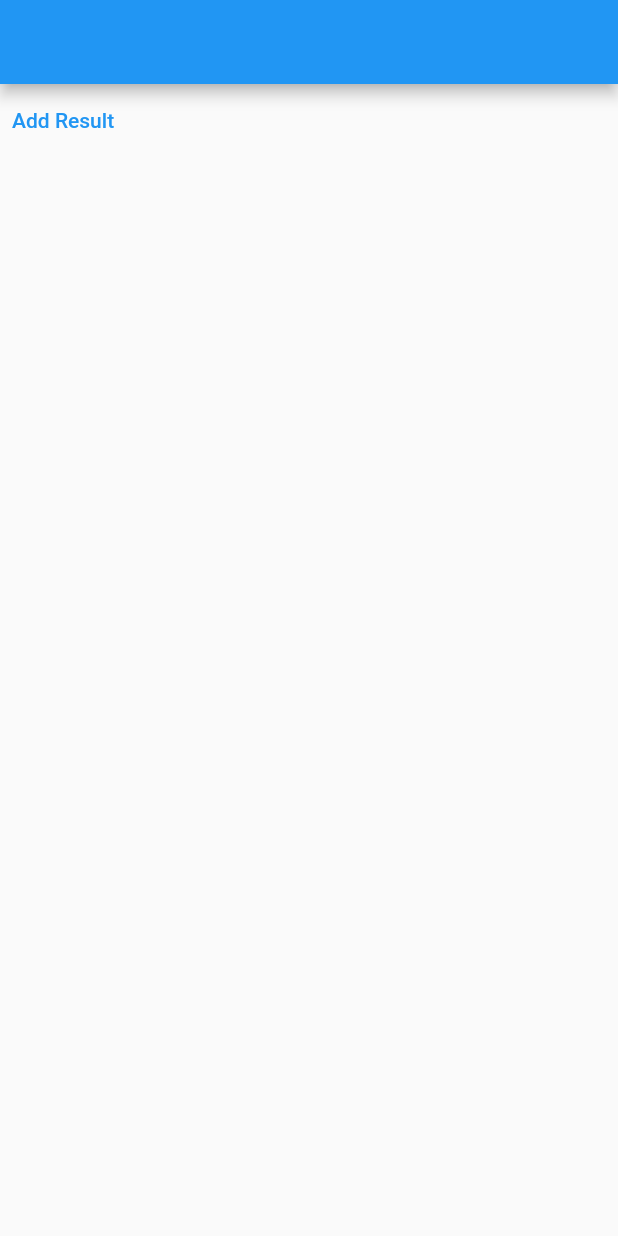
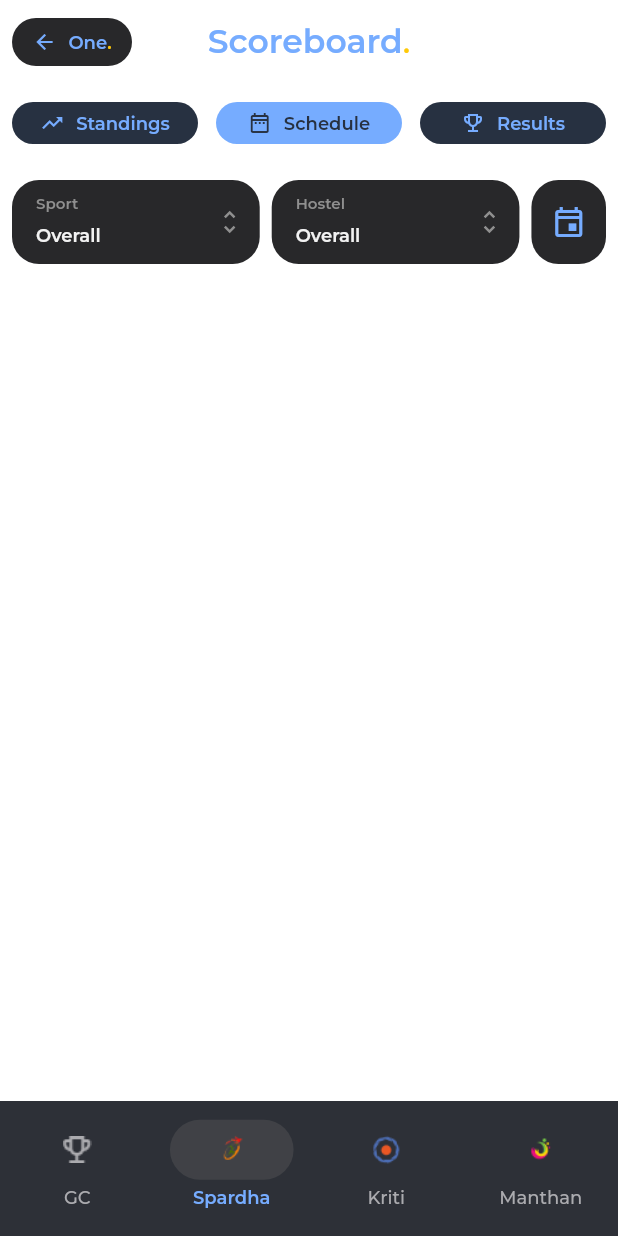
Before and after one commit to swciitg/gc_scoreboard, a Flutter app: the screen it shows after launch, on a phone screen of 412 x 824 dp. Run offline on Flutter 3.47's test engine with Material 2 defaults, Android fonts, the phone set to English and light mode, and no system bars; our stand-ins replace flutter_mobx, flutter_svg, google_fonts, mobx; generated files the repository leaves out were written again; project files that could hold a hidden picture were left out.

Commit message:
added schedule_page, app_bar, bottom_navigation_bar
added colours in theme

```diff
--- a/packages/scoreboard/lib/src/globals/themes.dart
+++ b/packages/scoreboard/lib/src/globals/themes.dart
@@ -52,4 +52,15 @@ class Themes {
       ),
     ),
   );
+
+  static const backgroundColor = Color.fromRGBO(27, 27, 29, 0);
+  static const primaryColor = Color.fromRGBO(118, 172, 255, 1);
+  static const secondaryColor = Color.fromRGBO(39, 49, 65, 1);
+  static const bottomNavBarColor = Color.fromRGBO(45, 48, 55, 1);
+  static const bottomNavFontColor = Color.fromRGBO(171, 171, 175, 1);
+  static const bottomNavHighlightColor = Color.fromRGBO(94, 94, 94, 0.38);
+  static const cardColor = Color.fromRGBO(40, 40, 42, 1);
+  static const dotColor = Color.fromRGBO(255, 201, 7, 1);
+  static const cardFontColor1 = Color.fromRGBO(143, 143, 143, 1);
+  static const cardFontColor2 = Color.fromRGBO(242, 242, 242, 1);
 }
--- a/packages/scoreboard/lib/src/screens/home.dart
+++ b/packages/scoreboard/lib/src/screens/home.dart
@@ -1,5 +1,5 @@
 import 'package:flutter/material.dart';
-import 'package:scoreboard/src/screens/add_results_screen.dart';
+import 'package:scoreboard/src/screens/schedule_page.dart';
 
 class ScoreBoardHome extends StatefulWidget {
   const ScoreBoardHome({Key? key}) : super(key: key);
@@ -11,18 +11,6 @@ class ScoreBoardHome extends StatefulWidget {
 class _ScoreBoardHomeState extends State<ScoreBoardHome> {
   @override
   Widget build(BuildContext context) {
-    return Scaffold(
-      appBar: AppBar(),
-      body: Column(
-        children: [
-          TextButton(
-              onPressed: () {
-                Navigator.push(context,
-                    MaterialPageRoute(builder: (context) => AddResult()));
-              },
-              child: Text("Add Result"))
-        ],
-      ),
-    );
+    return SchedulePage();
   }
 }
--- /dev/null
+++ b/packages/scoreboard/lib/src/screens/schedule_page.dart
@@ -0,0 +1,55 @@
+import 'package:flutter/material.dart';
+import 'package:scoreboard/src/widgets/filter_bar.dart';
+import 'package:scoreboard/src/widgets/top_bar.dart';
+
+import '../globals/themes.dart';
+import '../widgets/app_bar.dart';
+import '../widgets/bottom_navigation_bar.dart';
+
+class SchedulePage extends StatefulWidget {
+  const SchedulePage({Key? key}) : super(key: key);
+
+  @override
+  State<SchedulePage> createState() => _SchedulePageState();
+}
+
+class _SchedulePageState extends State<SchedulePage> {
+  int _selectedNavBarItemIndex = 1;
+  int _selectedTopBarItemIndex = 1;
+
+  void onTapped(int index) {
+    setState(() {
+      _selectedTopBarItemIndex = index;
+    });
+  }
+
+  void onClicked(int index) {
+    setState(() {
+      _selectedNavBarItemIndex = index;
+    });
+  }
+
+  @override
+  Widget build(BuildContext context) {
+    return Scaffold(
+      backgroundColor: Themes.backgroundColor,
+      appBar: appBar(),
+      body: Padding(
+        padding: const EdgeInsets.symmetric(horizontal: 0),
+        child: Column(
+          children: [
+            TopBar(
+              onClicked: onTapped,
+              selectedIndex: _selectedTopBarItemIndex,
+            ),
+            FilterBar(),
+          ],
+        ),
+      ),
+      bottomNavigationBar: bottomNavigationBar(
+        selectedIndex: _selectedNavBarItemIndex,
+        onClicked: onClicked,
+      ),
+    );
+  }
+}
--- /dev/null
+++ b/packages/scoreboard/lib/src/widgets/app_bar.dart
@@ -0,0 +1,84 @@
+import 'package:flutter/cupertino.dart';
+import 'package:flutter/material.dart';
+import 'package:google_fonts/google_fonts.dart';
+
+import '../globals/themes.dart';
+
+PreferredSize appBar() {
+  return PreferredSize(
+    preferredSize: const Size.fromHeight(56),
+    child: Padding(
+      padding: const EdgeInsets.fromLTRB(8, 12, 8, 12),
+      child: Container(
+        // color: Colors.orange,
+        child: SafeArea(
+          child: Row(
+            mainAxisAlignment: MainAxisAlignment.spaceBetween,
+            children: [
+              Padding(
+                padding: const EdgeInsets.only(
+                  bottom: 0,
+                ),
+                child: Container(
+                  // width: width * 0.8,
+                  width: 80,
+
+                  height: 36,
+                  decoration: BoxDecoration(
+                      borderRadius: BorderRadius.circular(50),
+                      color: Themes.cardColor),
+                  child: Row(
+                    mainAxisAlignment: MainAxisAlignment.center,
+                    children: [
+                      Icon(
+                        Icons.arrow_back_outlined,
+                        size: 16,
+                        color: Themes.primaryColor,
+                      ),
+                      SizedBox(
+                        width: 8,
+                      ),
+                      Text('One',
+                          style: GoogleFonts.montserrat(
+                              fontWeight: FontWeight.w600,
+                              fontSize: 12,
+                              color: Themes.primaryColor)),
+                      Text('.',
+                          style: GoogleFonts.montserrat(
+                              fontWeight: FontWeight.w600,
+                              fontSize: 12,
+                              color: Themes.dotColor)),
+                    ],
+                  ),
+                ),
+              ),
+              Row(
+                children: [
+                  Text('Scoreboard',
+                      style: GoogleFonts.montserrat(
+                          fontWeight: FontWeight.w600,
+                          fontSize: 22,
+                          color: Themes.primaryColor)),
+                  Text('.',
+                      style: GoogleFonts.montserrat(
+                          fontWeight: FontWeight.w500,
+                          fontSize: 22,
+                          color: Themes.dotColor)),
+                ],
+              ),
+              Padding(
+                padding: const EdgeInsets.only(bottom: 8),
+                child: Container(
+                  // width: width * 0.8,
+                  width: 80,
+
+                  height: 36,
+                ),
+              ),
+            ],
+          ),
+        ),
+      ),
+    ),
+  );
+}
--- /dev/null
+++ b/packages/scoreboard/lib/src/widgets/bottom_navigation_bar.dart
@@ -0,0 +1,82 @@
+import 'package:flutter/cupertino.dart';
+import 'package:flutter_svg/flutter_svg.dart';
+import 'package:google_fonts/google_fonts.dart';
+
+import '../globals/themes.dart';
+
+class bottomNavigationBar extends StatelessWidget {
+  final selectedIndex;
+  ValueChanged<int> onClicked;
+  bottomNavigationBar({this.selectedIndex, required this.onClicked});
+
+  @override
+  Widget build(BuildContext context) {
+    return Container(
+      color: Themes.bottomNavBarColor,
+      height: 90,
+      width: MediaQuery.of(context).size.width,
+      child: Row(
+        // mainAxisAlignment: MainAxisAlignment.spaceEvenly,
+        children: [
+          bottomNavigationBarItem(
+              'assets/gc.png', 'GC', 0, MediaQuery.of(context).size.width / 4),
+          bottomNavigationBarItem('assets/spardha.png', 'Spardha', 1,
+              MediaQuery.of(context).size.width / 4),
+          bottomNavigationBarItem('assets/kriti.png', 'Kriti', 2,
+              MediaQuery.of(context).size.width / 4),
+          bottomNavigationBarItem('assets/manthan.png', 'Manthan', 3,
+              MediaQuery.of(context).size.width / 4),
+        ],
+      ),
+    );
+  }
+
+  Widget bottomNavigationBarItem(
+      String assetImageAddress, String label, int index, double width) {
+    return GestureDetector(
+      onTap: () {
+        onClicked(index);
+      },
+      child: Container(
+        width: width,
+        child: Column(
+          crossAxisAlignment: CrossAxisAlignment.center,
+          mainAxisAlignment: MainAxisAlignment.start,
+          children: [
+            Padding(
+              padding: const EdgeInsets.fromLTRB(0, 12.5, 0, 4),
+              child: Container(
+                width: width * 0.8,
+                height: 40,
+                decoration: BoxDecoration(
+                    borderRadius: BorderRadius.circular(100),
+                    color: index == selectedIndex
+                        ? Themes.bottomNavHighlightColor
+                        : Themes.bottomNavBarColor),
+                child: Padding(
+                  padding: const EdgeInsets.all(10.0),
+                  child: Image.asset(
+                    assetImageAddress,
+                    package: 'scoreboard',
+                  ),
+                ),
+              ),
+            ),
+            Padding(
+              padding: const EdgeInsets.all(0.0),
+              child: Text(label,
+                  style: GoogleFonts.montserrat(
+                      fontWeight: index == selectedIndex
+                          ? FontWeight.w600
+                          : FontWeight.w500,
+                      fontSize: 12,
+                      color: index == selectedIndex
+                          ? Themes.primaryColor
+                          : Themes.bottomNavFontColor)),
+            )
+          ],
+        ),
+      ),
+    );
+  }
+}
--- /dev/null
+++ b/packages/scoreboard/lib/src/widgets/filter_bar.dart
@@ -0,0 +1,140 @@
+import 'package:flutter/cupertino.dart';
+import 'package:flutter/material.dart';
+import 'package:flutter_svg/svg.dart';
+import 'package:google_fonts/google_fonts.dart';
+
+import '../globals/themes.dart';
+
+class FilterBar extends StatelessWidget {
+  const FilterBar({Key? key}) : super(key: key);
+
+  @override
+  Widget build(BuildContext context) {
+    return Padding(
+      padding: const EdgeInsets.symmetric(horizontal: 4, vertical: 12),
+      child: Container(
+        height: 56,
+        child: Row(
+          children: [
+            Flexible(
+                flex: 3,
+                child: Padding(
+                  padding: const EdgeInsets.fromLTRB(4, 0, 4, 0),
+                  child: Container(
+                    height: 56,
+                    decoration: BoxDecoration(
+                        borderRadius: BorderRadius.circular(18),
+                        color: Themes.cardColor),
+                    child: Padding(
+                      padding: const EdgeInsets.symmetric(
+                        horizontal: 16,
+                      ),
+                      child: Row(
+                        mainAxisAlignment: MainAxisAlignment.spaceBetween,
+                        children: [
+                          Column(
+                            crossAxisAlignment: CrossAxisAlignment.start,
+                            mainAxisAlignment: MainAxisAlignment.center,
+                            children: [
+                              Container(
+                                height: 12,
+                                child: Text('Sport',
+                                    style: GoogleFonts.montserrat(
+                                        fontWeight: FontWeight.w600,
+                                        fontSize: 10,
+                                        color: Themes.cardFontColor1)),
+                              ),
+                              SizedBox(
+                                height: 8,
+                              ),
+                              Container(
+                                height: 18,
+                                child: Text('Overall',
+                                    style: GoogleFonts.montserrat(
+                                        fontWeight: FontWeight.w600,
+                                        fontSize: 12,
+                                        color: Themes.cardFontColor2)),
+                              )
+                            ],
+                          ),
+                          SvgPicture.asset(
+                            'assets/updown.svg',
+                            package: 'scoreboard',
+                          ),
+                        ],
+                      ),
+                    ),
+                  ),
+                )),
+            Flexible(
+                flex: 3,
+                child: Padding(
+                  padding: const EdgeInsets.fromLTRB(4, 0, 4, 0),
+                  child: Container(
+                    height: 56,
+                    decoration: BoxDecoration(
+                        borderRadius: BorderRadius.circular(18),
+                        color: Themes.cardColor),
+                    child: Padding(
+                      padding: const EdgeInsets.symmetric(
+                        horizontal: 16,
+                      ),
+                      child: Row(
+                        mainAxisAlignment: MainAxisAlignment.spaceBetween,
+                        children: [
+                          Column(
+                            crossAxisAlignment: CrossAxisAlignment.start,
+                            mainAxisAlignment: MainAxisAlignment.center,
+                            children: [
+                              Container(
+                                height: 12,
+                                child: Text('Hostel',
+                                    style: GoogleFonts.montserrat(
+                                        fontWeight: FontWeight.w600,
+                                        fontSize: 10,
+                                        color: Themes.cardFontColor1)),
+                              ),
+                              SizedBox(
+                                height: 8,
+                              ),
+                              Container(
+                                height: 18,
+                                child: Text('Overall',
+                                    style: GoogleFonts.montserrat(
+                                        fontWeight: FontWeight.w600,
+                                        fontSize: 12,
+                                        color: Themes.cardFontColor2)),
+                              )
+                            ],
+                          ),
+                          SvgPicture.asset(
+                            'assets/updown.svg',
+                            package: 'scoreboard',
+                          ),
+                        ],
+                      ),
+                    ),
+                  ),
+                )),
+            Flexible(
+                flex: 1,
+                child: Padding(
+                  padding: const EdgeInsets.fromLTRB(4, 0, 4, 0),
+                  child: Container(
+                      alignment: Alignment.center,
+                      height: 56,
+                      decoration: BoxDecoration(
+                          borderRadius: BorderRadius.circular(18),
+                          color: Themes.cardColor),
+                      child: Icon(
+                        Icons.event_outlined,
+                        size: 24,
+                        color: Themes.primaryColor,
+                      )),
+                )),
+          ],
+        ),
+      ),
+    );
+  }
+}
--- /dev/null
+++ b/packages/scoreboard/lib/src/widgets/top_bar.dart
@@ -0,0 +1,72 @@
+import 'package:flutter/cupertino.dart';
+import 'package:google_fonts/google_fonts.dart';
+import 'package:flutter/material.dart';
+import '../globals/themes.dart';
+
+class TopBar extends StatelessWidget {
+  final selectedIndex;
+  ValueChanged<int> onClicked;
+  TopBar({super.key, this.selectedIndex, required this.onClicked});
+
+  @override
+  Widget build(BuildContext context) {
+    return Padding(
+      padding: const EdgeInsets.symmetric(vertical: 12, horizontal: 8),
+      child: Container(
+        // height: 90,
+        child: Row(
+          mainAxisAlignment: MainAxisAlignment.spaceBetween,
+          children: [
+            topBarItem(Icons.trending_up_outlined, 'Standings', 0),
+            topBarItem(Icons.date_range_outlined, 'Schedule', 1),
+            topBarItem(Icons.emoji_events_outlined, 'Results', 2),
+          ],
+        ),
+      ),
+    );
+  }
+
+  Widget topBarItem(IconData iconData, String label, int index) {
+    return GestureDetector(
+      onTap: () {
+        onClicked(index);
+      },
+      child: ConstrainedBox(
+        // width: width,
+        constraints: BoxConstraints(
+          minWidth: 104,
+          maxWidth: 124,
+        ),
+        child: Container(
+          // width: width * 0.8,
+          height: 28,
+          decoration: BoxDecoration(
+              borderRadius: BorderRadius.circular(100),
+              color: index == selectedIndex
+                  ? Themes.primaryColor
+                  : Themes.secondaryColor),
+          child: Row(
+            mainAxisAlignment: MainAxisAlignment.center,
+            children: [
+              Icon(iconData,
+                  color: index == selectedIndex
+                      ? Themes.secondaryColor
+                      : Themes.primaryColor,
+                  size: 16),
+              SizedBox(
+                width: 8,
+              ),
+              Text(label,
+                  style: GoogleFonts.montserrat(
+                      fontWeight: FontWeight.w600,
+                      fontSize: 12,
+                      color: index == selectedIndex
+                          ? Themes.secondaryColor
+                          : Themes.primaryColor)),
+            ],
+          ),
+        ),
+      ),
+    );
+  }
+}
```
Also changed, not shown: packages/scoreboard/pubspec.yaml (+7 -7 lines), pubspec.yaml (+5 -3 lines), packages/scoreboard/assets/gc.png (added), packages/scoreboard/assets/gc.svg (added), packages/scoreboard/assets/kriti.png (added), packages/scoreboard/assets/kriti.svg (added), packages/scoreboard/assets/manthan.png (added), packages/scoreboard/assets/manthan.svg (added), packages/scoreboard/assets/spardha.png (added), packages/scoreboard/assets/spardha.svg (added), packages/scoreboard/assets/updown.svg (added), pubspec.lock, 7 other files.
